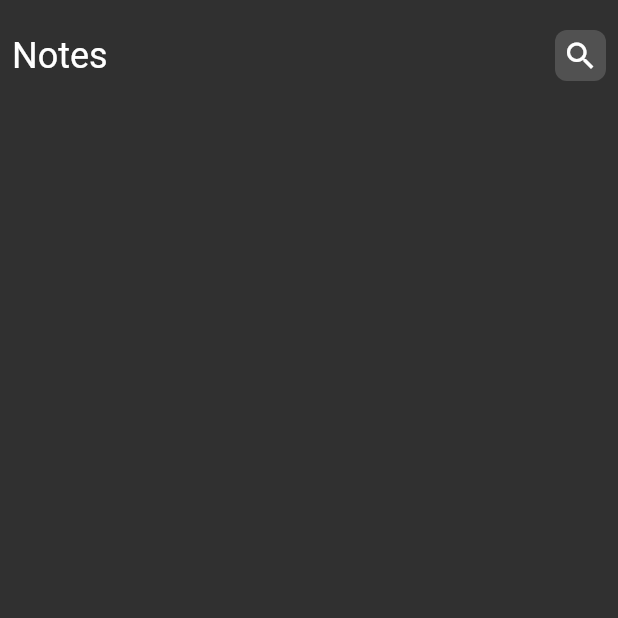
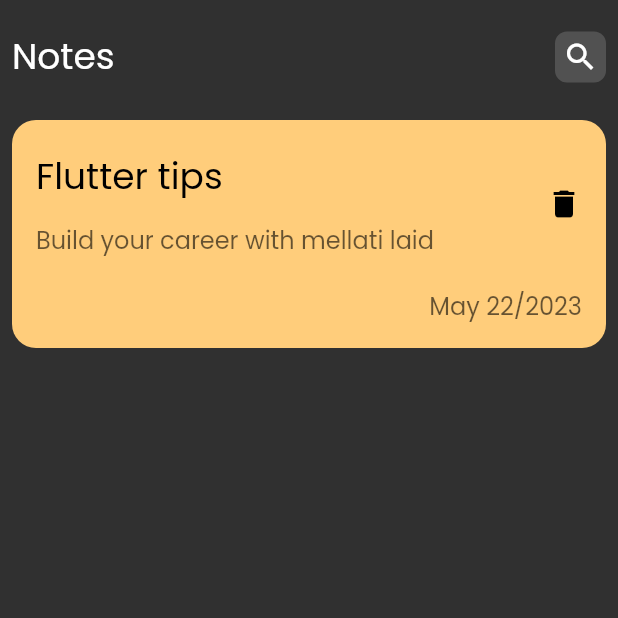
Before and after one commit to mellatilaid/Notes_app, a Flutter app: the screen it shows after launch, on a phone screen of 412 x 824 dp, the top half of it. Run offline on Flutter 3.47's test engine with Material 2 defaults, Android fonts, the phone set to English and light mode, and no system bars.

Commit message:
create custom note item

```diff
--- a/lib/main.dart
+++ b/lib/main.dart
@@ -13,6 +13,7 @@ class NotesApp extends StatelessWidget {
     return MaterialApp(
       debugShowCheckedModeBanner: false,
       theme: ThemeData(
+        fontFamily: 'Poppins',
         brightness: Brightness.dark,
       ),
       home: const NotesView(),
--- /dev/null
+++ b/lib/widgets/custom_note_item.dart
@@ -0,0 +1,33 @@
+import 'package:flutter/material.dart';
+
+import 'custom_note_title.dart';
+
+class CustomNoteItem extends StatelessWidget {
+  const CustomNoteItem({super.key});
+
+  @override
+  Widget build(BuildContext context) {
+    return Container(
+      padding: const EdgeInsets.only(top: 16, bottom: 16, left: 16),
+      margin: const EdgeInsets.only(bottom: 8),
+      decoration: BoxDecoration(
+        color: const Color(0xffFFCD7B),
+        borderRadius: BorderRadius.circular(16),
+      ),
+      child: Column(
+        crossAxisAlignment: CrossAxisAlignment.end,
+        children: [
+          const CustomNoteTitle(),
+          Padding(
+            padding: const EdgeInsets.only(right: 16, top: 16),
+            child: Text(
+              'May 22/2023',
+              style:
+                  TextStyle(color: Colors.black.withOpacity(0.6), fontSize: 16),
+            ),
+          ),
+        ],
+      ),
+    );
+  }
+}
--- /dev/null
+++ b/lib/widgets/custom_note_title.dart
@@ -0,0 +1,39 @@
+import 'package:flutter/material.dart';
+
+class CustomNoteTitle extends StatelessWidget {
+  const CustomNoteTitle({
+    super.key,
+  });
+
+  @override
+  Widget build(BuildContext context) {
+    return ListTile(
+      contentPadding: const EdgeInsets.all(0),
+      title: const Padding(
+        padding: EdgeInsets.only(bottom: 12),
+        child: Text(
+          'Flutter tips',
+          style: TextStyle(
+            fontSize: 24,
+            color: Colors.black,
+          ),
+        ),
+      ),
+      subtitle: Text(
+        'Build your career with mellati laid',
+        style: TextStyle(
+          fontSize: 16,
+          color: Colors.black.withOpacity(0.6),
+        ),
+      ),
+      trailing: IconButton(
+        padding: const EdgeInsets.only(right: 8),
+        onPressed: () {},
+        icon: const Icon(
+          Icons.delete,
+          color: Colors.black,
+        ),
+      ),
+    );
+  }
+}
--- a/lib/widgets/notes_view_body.dart
+++ b/lib/widgets/notes_view_body.dart
@@ -1,5 +1,6 @@
 import 'package:flutter/material.dart';
 import 'package:notes_app/widgets/custom_app_bar.dart';
+import 'package:notes_app/widgets/custom_note_item.dart';
 
 class NotesViewBody extends StatelessWidget {
   const NotesViewBody({super.key});
@@ -14,6 +15,10 @@ class NotesViewBody extends StatelessWidget {
             height: 20,
           ),
           CustomAppBar(),
+          SizedBox(
+            height: 24,
+          ),
+          CustomNoteItem(),
         ],
       ),
     );
```
Also changed, not shown: pubspec.yaml (+4 -4 lines), assets/fonts/Poppins-Regular.ttf (added).
